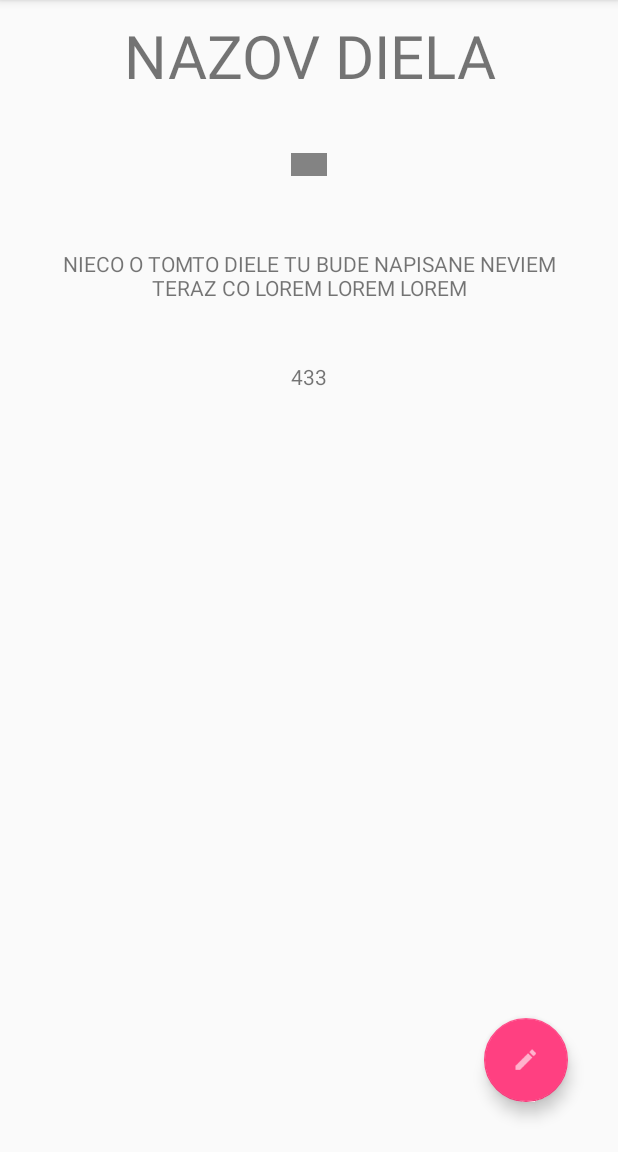
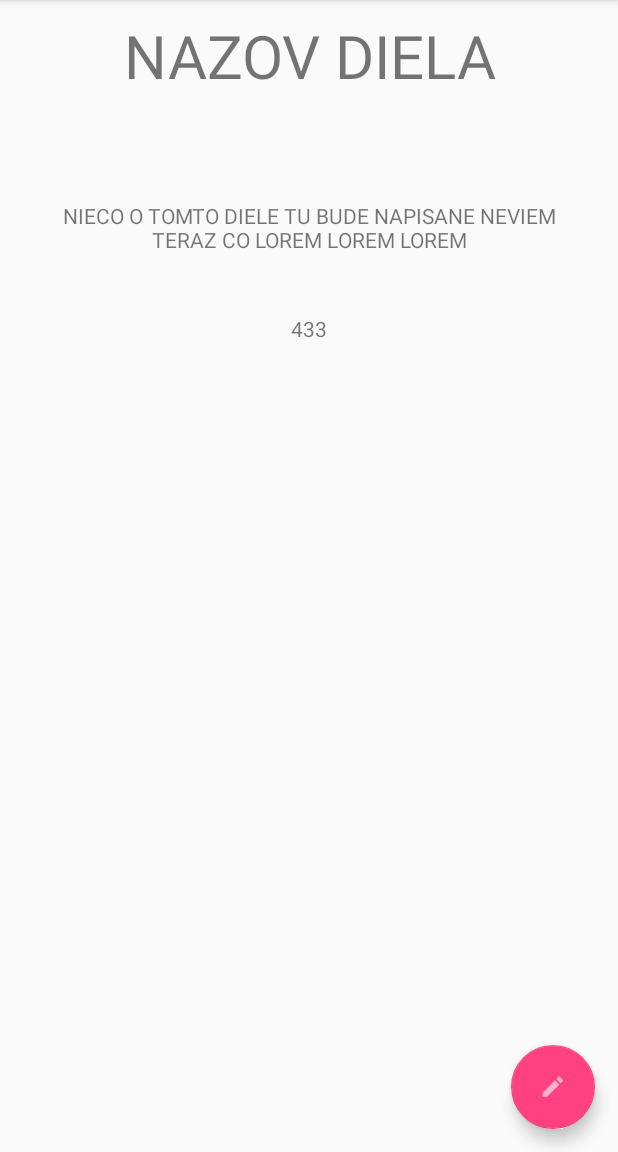
Before and after one commit to LuboZl/BeaconScannerAndroid, an Android app: the PreviewExhibit screen opened directly, with no data from a screen before it, on a phone screen of 412 x 824 dp, the part 84-1236 px from its top. Run offline under Robolectric (Android 15) with nearby library versions, the phone set to English and light mode, and no system bars.

Commit message:
Graphic improvements to list view. Removed unnecesary image. Small code improvements

```diff
--- a/app/src/main/java/team1/com/beaconscanner/BluetoothScanner.java
+++ b/app/src/main/java/team1/com/beaconscanner/BluetoothScanner.java
@@ -20,8 +20,6 @@ public class BluetoothScanner {
     private static String TAG = "BluetoothScanner";
     private static int PERMISSIONS_REQUEST_ACCESS_COARSE_LOCATION = 1;
     public static int REQUEST_ENABLE_BLUETOOTH = 100;
-
-
 
     public BluetoothScanner(Context context, BluetoothScannerListener bluetoothScannerListener) {
         mContext = context;
@@ -61,7 +59,7 @@ public class BluetoothScanner {
 
                         break;
                     case BluetoothDevice.ACTION_FOUND:
-                        BluetoothDevice device = (BluetoothDevice) intent.getParcelableExtra(BluetoothDevice.EXTRA_DEVICE);
+                        BluetoothDevice device = intent.getParcelableExtra(BluetoothDevice.EXTRA_DEVICE);
                         if (device != null) {
                             mBluetoothScannerListener.onDeviceFound(device);
                         }
@@ -122,7 +120,7 @@ public class BluetoothScanner {
         }
     }
 
-    public static boolean isEmulator() {
+    private static boolean isEmulator() {
         return Build.FINGERPRINT.startsWith("generic")
                 || Build.FINGERPRINT.startsWith("unknown")
                 || Build.MODEL.contains("google_sdk")
--- a/app/src/main/java/team1/com/beaconscanner/ExhibitFirebase.java
+++ b/app/src/main/java/team1/com/beaconscanner/ExhibitFirebase.java
@@ -13,7 +13,6 @@ import java.util.ArrayList;
 import java.util.List;
 
 import team1.com.beaconscanner.exhibit.Exhibit;
-
 
 public class ExhibitFirebase {
     private String TAG = "ExhibitFirebase";
--- a/app/src/main/java/team1/com/beaconscanner/MainActivity.java
+++ b/app/src/main/java/team1/com/beaconscanner/MainActivity.java
@@ -40,7 +40,6 @@
 
         mBluetoothScannerListener = getBluetoothScannerListener();
         mBluetoothScanner = new BluetoothScanner(this, mBluetoothScannerListener);
-
 
         FloatingActionButton fab = (FloatingActionButton) findViewById(R.id.fab);
 
--- a/app/src/main/java/team1/com/beaconscanner/PreviewExhibit.java
+++ b/app/src/main/java/team1/com/beaconscanner/PreviewExhibit.java
@@ -9,12 +9,11 @@ import android.view.View;
 import android.widget.ImageView;
 import android.widget.TextView;
 
-
 public class PreviewExhibit extends AppCompatActivity {
-    private TextView tv_title;
-    private ImageView iv_coverImage;
-    private TextView tv_about;
-    private TextView tv_id;
+    private TextView titleTextView;
+    private ImageView imageView;
+    private TextView aboutTextView;
+    private TextView idTextView;
     private FloatingActionButton fab_edit;
 
     @Override
@@ -22,10 +21,10 @@ public class PreviewExhibit extends AppCompatActivity {
         super.onCreate(savedInstanceState);
         setContentView(R.layout.activity_preview_exhibit);
 
-        tv_title = (TextView) findViewById(R.id.tv_title);
-        iv_coverImage = (ImageView) findViewById(R.id.iv_coverImage);
-        tv_about = (TextView) findViewById(R.id.tv_about);
-        tv_id = (TextView) findViewById(R.id.tv_id);
+        titleTextView = (TextView) findViewById(R.id.title);
+        imageView = (ImageView) findViewById(R.id.image);
+        aboutTextView = (TextView) findViewById(R.id.about);
+        idTextView = (TextView) findViewById(R.id.id);
 
         LoadInfo();
 
@@ -36,16 +35,16 @@ public class PreviewExhibit extends AppCompatActivity {
                 Log.i("AAA","fab edit clicked!");
                 Intent intent = new Intent(getBaseContext(), AddExhibit.class);
                 intent.putExtra("exhibit_edit",true);
-                intent.putExtra("exhibit_id", Integer.parseInt( tv_id.getText()+"" ));
+                intent.putExtra("exhibit_id", Integer.parseInt( idTextView.getText()+"" ));
                 startActivity(intent);
             }
         });
     }
 
     public void LoadInfo(){
-        tv_title.setText("NAZOV DIELA");
+        titleTextView.setText("NAZOV DIELA");
 //        iv_coverImage
-        tv_about.setText("NIECO O TOMTO DIELE TU BUDE NAPISANE NEVIEM TERAZ CO LOREM LOREM LOREM");
-        tv_id.setText("433");
+        aboutTextView.setText("NIECO O TOMTO DIELE TU BUDE NAPISANE NEVIEM TERAZ CO LOREM LOREM LOREM");
+        idTextView.setText("433");
     }
 }
--- a/app/src/main/res/layout/activity_preview_exhibit.xml
+++ b/app/src/main/res/layout/activity_preview_exhibit.xml
@@ -6,36 +6,35 @@
     tools:context="team1.com.beaconscanner.AddExhibit">
 
     <LinearLayout xmlns:android="http://schemas.android.com/apk/res/android"
-        xmlns:app="http://schemas.android.com/apk/res-auto"
         android:orientation="vertical"
         android:layout_width="match_parent"
         android:layout_height="match_parent">
 
         <TextView
-            android:id="@+id/tv_title"
+            android:id="@+id/title"
             android:layout_width="match_parent"
             android:layout_height="wrap_content"
             android:padding="10dp"
             android:text="Exhibit title"
             android:textAlignment="center"
-            android:textSize="40dp" />
+            android:textSize="40sp" />
 
         <ImageView
-            android:id="@+id/iv_coverImage"
+            android:id="@+id/image"
             android:layout_width="match_parent"
             android:layout_height="wrap_content"
-            android:padding="20dp"
-            app:srcCompat="@drawable/rain_android" />
+            android:contentDescription="Obrázok exponátu"
+            android:padding="20dp" />
 
         <TextView
-            android:id="@+id/tv_about"
+            android:id="@+id/about"
             android:layout_width="match_parent"
             android:layout_height="wrap_content"
             android:padding="20dp"
             android:text="Some info about item that is exhibitet. Lorem ipsum dolor sit amet, consectetur adipiscing elit, sed do eiusmod tempor incididunt ut labore et dolore magna aliqua. Ut enim ad minim veniam, quis nostrud exercitation"
             android:textAlignment="center" />
         <TextView
-            android:id="@+id/tv_id"
+            android:id="@+id/id"
             android:layout_width="match_parent"
             android:layout_height="wrap_content"
             android:padding="20dp"
@@ -49,7 +48,7 @@
         android:layout_width="wrap_content"
         android:layout_height="wrap_content"
         android:layout_gravity="bottom|end"
-        android:layout_margin="50px"
+        android:layout_margin="15dp"
         android:src="@drawable/icon_edit"
         android:tint="@android:color/white"/>
 
```
Also changed, not shown: app/src/main/java/team1/com/beaconscanner/AddExhibit.java (+11 -11 lines), app/src/main/res/layout/activity_main.xml (+6 -2 lines), app/src/main/res/layout/content_main.xml (deleted, +0 -14 lines), app/src/main/res/layout/fragment_exhibit_row.xml (+13 -4 lines), app/src/main/res/drawable-hdpi/rain_android.png (deleted), app/src/main/res/drawable-mdpi/rain_android.png (deleted), app/src/main/res/drawable-xhdpi/rain_android.png (deleted), app/src/main/res/drawable-xxhdpi/rain_android.png (deleted).
